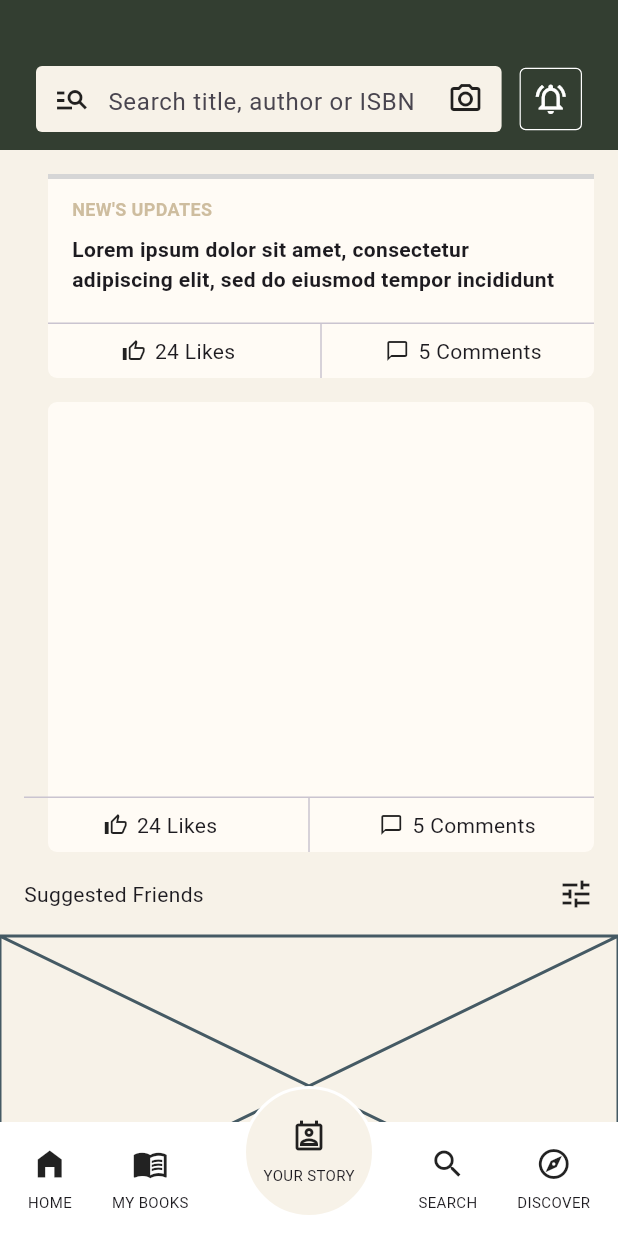
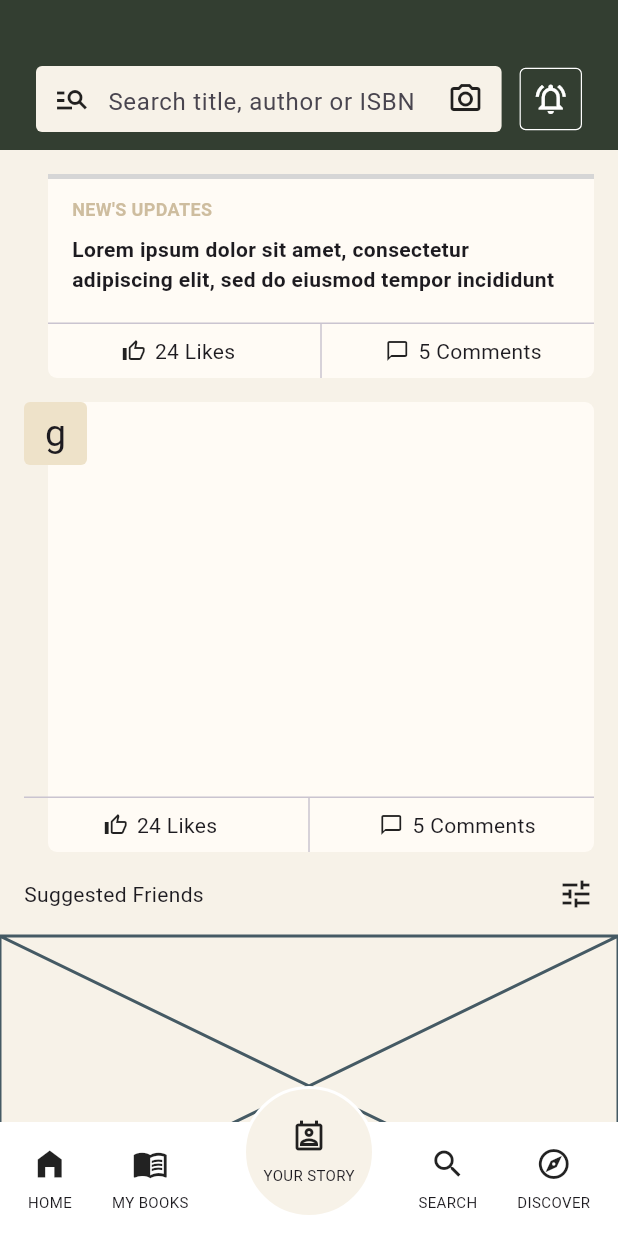
Before and after one commit to JAICHANGPARK/flutter_notebook_chapter_43, a Flutter app: the NewsFeedHomePage screen opened directly, scrolled down 164 dp, on a phone screen of 412 x 824 dp. Run offline on Flutter 3.47's test engine with Material 3 defaults, Android fonts, the phone set to English and light mode, and no system bars; our stand-ins replace gap, hugeicons; network calls fail; grey boxes are pictures that could not be loaded.

Commit message:
Update news_feed_home_page.dart

```diff
--- a/lib/ep2163_newsfeed_app/views/news_feed_home_page.dart
+++ b/lib/ep2163_newsfeed_app/views/news_feed_home_page.dart
@@ -236,6 +236,28 @@ class _NewsFeedHomePageState extends State<NewsFeedHomePage> {
                                   child: Column(
                                     crossAxisAlignment: CrossAxisAlignment.start,
                                     children: [
+                                      Row(
+                                        children: [
+                                          Container(
+                                            height: 42,
+                                            width: 42,
+                                            child: Container(
+                                              decoration: BoxDecoration(
+                                                borderRadius: BorderRadius.circular(4),
+                                                color: Color.fromRGBO(238, 226, 201, 1),
+                                              ),
+                                              child: Center(
+                                                child: Text(
+                                                  "g",
+                                                  style: TextStyle(
+                                                    fontSize: 25,
+                                                  ),
+                                                ),
+                                              ),
+                                            ),
+                                          ),
+                                        ],
+                                      ),
                                       Expanded(
                                         child: Column(
                                           children: [],
```
